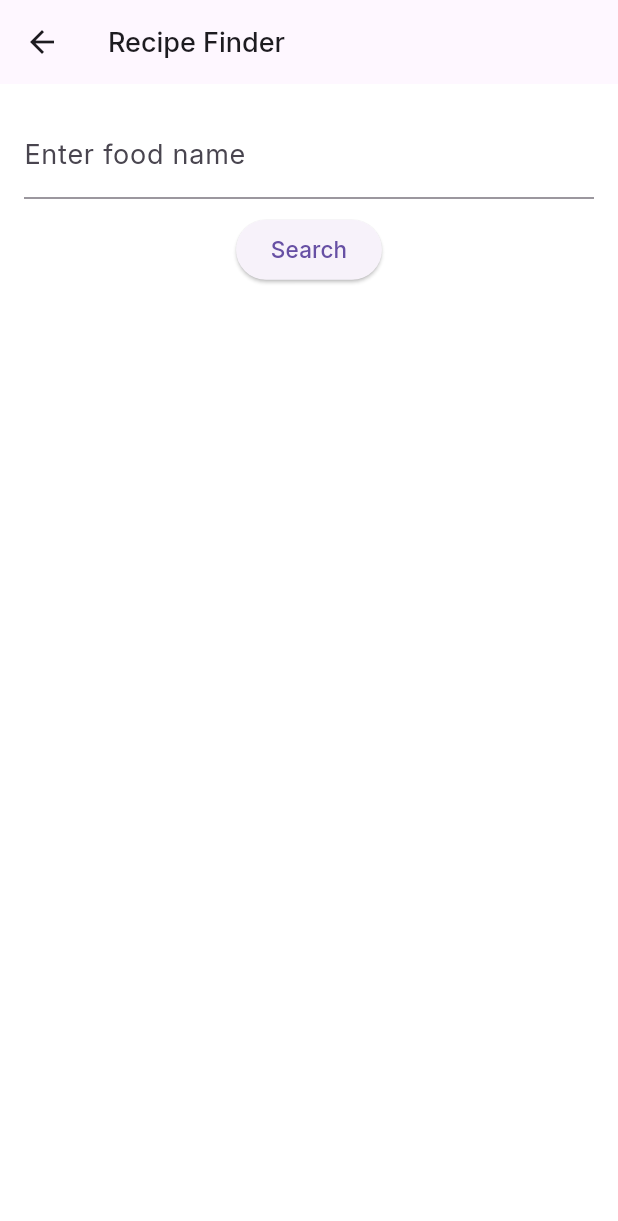
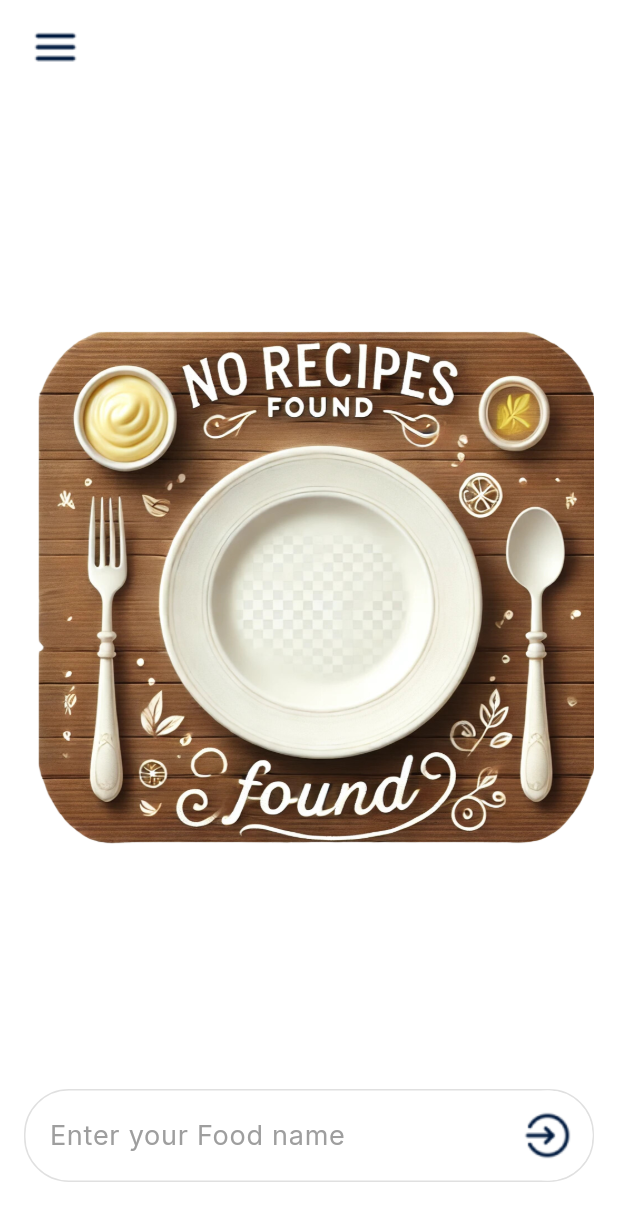
Before and after one commit to Mohamedihab29592/meal-recommendation-B1, a Flutter app: the HomePage screen opened directly, after a tap on an icon or button, on a phone screen of 412 x 824 dp. Shown: the top 1221 px of the screen. Run offline on Flutter 3.47's test engine with Material 3 defaults, Android fonts, the phone set to English and light mode, and no system bars; our stand-ins replace awesome_dialog, badges, bloc, cloud_firestore, dartz, device_preview and 18 more; missing offline and left inert: fading_edge_scrollview, pexels_client; accounts and stored records are empty; network calls fail; project files that could hold a hidden picture were left out.

Commit message:
+ Improved Gemini UI Design + no food image place holder + created searchBar Gemini

```diff
--- a/lib/core/components/Custome_Appbar.dart
+++ b/lib/core/components/Custome_Appbar.dart
@@ -1,20 +1,20 @@
 import 'package:flutter/material.dart';
 import 'package:flutter_svg/flutter_svg.dart';
+import 'package:meal_recommendation_b1/core/utiles/assets.dart';
 
 class CustomAppbar extends StatelessWidget {
 
   final String? leftImage;
-  final String? rightImage;
   final VoidCallback ontapleft;
   final VoidCallback ontapright;
   final double? leftPadding ;
   final double? rightPadding ;
+  final Widget? rightChild;
   const CustomAppbar(
       {super.key,
-      this.rightImage,
       this.leftImage,
       required this.ontapleft,
-      required this.ontapright, this.leftPadding, this.rightPadding});
+      required this.ontapright, this.leftPadding, this.rightPadding, this.rightChild});
 
 
   @override
@@ -33,8 +33,8 @@ class CustomAppbar extends StatelessWidget {
             child: Container(
               margin:  EdgeInsets.only(right: rightPadding ?? 6),
               alignment: Alignment.topRight,
-              child: SvgPicture.asset(
-                "assets/images/gemini.svg",
+              child: rightChild ?? SvgPicture.asset(
+                Assets.geminiSVG,
                 width: 50.0,
                 height: 40.0,
               ),
--- a/lib/core/utiles/assets.dart
+++ b/lib/core/utiles/assets.dart
@@ -39,5 +39,7 @@ class Assets {
   static const String settingsWhite = 'assets/images/settings_white.svg';
   static const String icSearch = 'assets/images/Search.png';
   static const String gemini = 'assets/images/gemini.png';
+  static const String geminiSVG = 'assets/images/gemini.svg';
+  static const String noFoodFound = 'assets/images/no_food.png';
 
 }
--- a/lib/features/gemini_integrate/data/Recipe.dart
+++ b/lib/features/gemini_integrate/data/Recipe.dart
@@ -1,57 +1,66 @@
 class Recipe {
   final String name;
-  final String description;
-  final String imageUrl;
+  final String summary;
+  final String typeOfMeal;
+  final String time; // Preparation time
+  final String imageUrl; // Main image for the dish
   final List<Ingredient> ingredients;
-  final List<String> instructions;
   final Nutrition nutrition;
+  final Directions directions;
 
   Recipe({
     required this.name,
-    required this.description,
+    required this.summary,
+    required this.typeOfMeal,
+    required this.time,
     required this.imageUrl,
     required this.ingredients,
-    required this.instructions,
     required this.nutrition,
+    required this.directions,
   });
 
-  // Define a factory constructor to parse JSON data
+  // Factory constructor to parse JSON data
   factory Recipe.fromJson(Map<String, dynamic> json) {
     return Recipe(
       name: json['name'] ?? 'Unnamed Recipe',
-      description: json['description'] ?? 'No description available',
-      imageUrl: json['imageUrl'] ?? '', // Fallback if image URL is missing
+      summary: json['summary'] ?? 'No summary available',
+      typeOfMeal: json['typeOfMeal'] ?? 'Unknown Meal Type',
+      time: json['time'] ?? 'N/A',
+      imageUrl: json['imageUrl'] ?? '',
       ingredients: (json['ingredients'] as List<dynamic>?)
           ?.map((ingredientJson) => Ingredient.fromJson(ingredientJson))
           .toList() ??
-          [], // Provide an empty list if ingredients are missing
-      instructions: List<String>.from(json['instructions'] ?? []), // Fallback to an empty list if instructions are missing
+          [],
       nutrition: json['nutrition'] != null
           ? Nutrition.fromJson(json['nutrition'])
-          : Nutrition.defaultValues(), // Provide default values if nutrition data is missing
+          : Nutrition.defaultValues(),
+      directions: json['directions'] != null
+          ? Directions.fromJson(json['directions'])
+          : Directions.defaultValues(),
     );
   }
 }
 
 class Ingredient {
   final String name;
-  final String imageUrl;
   final String quantity;
   final String unit;
+  final String imageUrl;
 
   Ingredient({
     required this.name,
-    required this.imageUrl,
     required this.quantity,
     required this.unit,
+    required this.imageUrl,
   });
 
+  // Factory constructor to parse JSON data
   factory Ingredient.fromJson(Map<String, dynamic> json) {
     return Ingredient(
       name: json['name'] ?? 'Unknown Ingredient',
+      quantity: json['quantity'] ?? 'N/A',
+      unit: json['unit'] ?? 'N/A',
       imageUrl: json['imageUrl'] ?? '', // Fallback if image URL is missing
-      quantity: json['quantity'] ?? 'N/A', // Fallback if quantity is missing
-      unit: json['unit'] ?? 'N/A', // Fallback if unit is missing
     );
   }
 }
@@ -61,30 +70,35 @@ class Nutrition {
   final double protein;
   final double carbs;
   final double fat;
+  final List<String> vitamins;
 
   Nutrition({
     required this.calories,
     required this.protein,
     required this.carbs,
     required this.fat,
+    required this.vitamins,
   });
 
+  // Factory constructor to parse JSON data
   factory Nutrition.fromJson(Map<String, dynamic> json) {
     return Nutrition(
       calories: _parseInt(json['calories']),
       protein: _parseDouble(json['protein']),
       carbs: _parseDouble(json['carbs']),
       fat: _parseDouble(json['fat']),
+      vitamins: List<String>.from(json['vitamins'] ?? []),
     );
   }
 
-  // Provide a default Nutrition object if data is missing
+  // Provide default values if data is missing
   factory Nutrition.defaultValues() {
     return Nutrition(
       calories: 0,
       protein: 0.0,
       carbs: 0.0,
       fat: 0.0,
+      vitamins: [],
     );
   }
 
@@ -102,3 +116,33 @@ class Nutrition {
     return 0.0; // Default to 0.0 if unable to parse
   }
 }
+
+class Directions {
+  final String firstStep;
+  final String secondStep;
+  final List<String> additionalSteps;
+
+  Directions({
+    required this.firstStep,
+    required this.secondStep,
+    required this.additionalSteps,
+  });
+
+  // Factory constructor to parse JSON data
+  factory Directions.fromJson(Map<String, dynamic> json) {
+    return Directions(
+      firstStep: json['firstStep'] ?? 'No first step provided',
+      secondStep: json['secondStep'] ?? 'No second step provided',
+      additionalSteps: List<String>.from(json['additionalSteps'] ?? []),
+    );
+  }
+
+  // Provide default values if data is missing
+  factory Directions.defaultValues() {
+    return Directions(
+      firstStep: 'N/A',
+      secondStep: 'N/A',
+      additionalSteps: [],
+    );
+  }
+}
--- /dev/null
+++ b/lib/features/gemini_integrate/persentation/widgets/CustomSearchBar.dart
@@ -0,0 +1,55 @@
+import 'package:flutter/cupertino.dart';
+import 'package:flutter/material.dart';
+import 'package:meal_recommendation_b1/core/utiles/assets.dart';
+
+class CustomSearchBar extends StatelessWidget {
+  final TextEditingController controller;
+  final Function(String) onSearch;
+
+  const CustomSearchBar({
+    super.key,
+    required this.controller,
+    required this.onSearch,
+  });
+
+  @override
+  Widget build(BuildContext context) {
+    return Container(
+      decoration: BoxDecoration(
+        borderRadius: BorderRadius.circular(30),
+        border: Border.all(color: Colors.grey[300]!),
+      ),
+      child: Row(
+        children: [
+          // Input Field
+          Expanded(
+            child: TextField(
+              controller: controller,
+              decoration: InputDecoration(
+                hintText: 'Enter your Food name',
+                hintStyle: TextStyle(color: Colors.grey[500]),
+                border: InputBorder.none,
+                contentPadding: const EdgeInsets.symmetric(horizontal: 16),
+              ),
+            ),
+          ),
+          // Search Button
+          InkWell(
+            onTap: () => {
+              onSearch(controller.text),
+              controller.clear()
+            },
+            child: Container(
+              padding: const EdgeInsets.all(12),
+              decoration: const BoxDecoration(
+                color: Colors.white,
+                shape: BoxShape.circle,
+              ),
+              child: Image.asset(Assets.icSend),
+            ),
+          ),
+        ],
+      ),
+    );
+  }
+}
--- a/lib/features/gemini_integrate/persentation/widgets/RecipeSearchScreen.dart
+++ b/lib/features/gemini_integrate/persentation/widgets/RecipeSearchScreen.dart
@@ -1,9 +1,14 @@
 import 'package:flutter/material.dart';
 import 'package:flutter_bloc/flutter_bloc.dart';
+import 'package:meal_recommendation_b1/core/utiles/extentions.dart';
 
+import '../../../../core/components/Custome_Appbar.dart';
+import '../../../../core/routes/app_routes.dart';
+import '../../../../core/utiles/assets.dart';
 import '../bloc/RecipeBloc.dart';
 import '../bloc/RecipeEvent.dart';
 import '../bloc/RecipeState.dart';
+import 'CustomSearchBar.dart';
 import 'RecipeCard.dart';
 
 class RecipeSearchScreen extends StatelessWidget {
@@ -13,48 +18,58 @@ class RecipeSearchScreen extends StatelessWidget {
 
   @override
   Widget build(BuildContext context) {
-    return Scaffold(
-      appBar: AppBar(title: const Text('Recipe Finder')),
+    return SafeArea(
+      child: Scaffold(
         body: Padding(
           padding: const EdgeInsets.all(16.0),
           child: Column(
             children: [
-            TextField(
-              controller: _controller,
-              decoration: const InputDecoration(labelText: 'Enter food name'),
+              CustomAppbar(
+                ontapleft: () {},
+                ontapright: () {
+                  context.pushNamed(AppRoutes.geminiRecipe);
+                },
+                rightChild: const SizedBox(),
+                leftImage: Assets.icProfileMenu,
               ),
-            const SizedBox(height: 10),
-            ElevatedButton(
-              onPressed: () {
-                if (_controller.text.isNotEmpty) {
-                  context.read<RecipeBloc>().add(FetchRecipesEvent(_controller.text));
-                }
-              },
-              child: const Text('Search'),
-            ),
-            const SizedBox(height: 10),
-            BlocBuilder<RecipeBloc, RecipeState>(
+              const SizedBox(height: 20),
+              Expanded(
+                child: BlocBuilder<RecipeBloc, RecipeState>(
                   builder: (context, state) {
                     if (state is RecipeLoading) {
                       return const Center(child: CircularProgressIndicator());
                     } else if (state is RecipeLoaded) {
-                  print(state.recipes.length);
-                  return Expanded(
-                    child: ListView.builder(
+                      return ListView.builder(
                         itemCount: state.recipes.length,
+                        padding: const EdgeInsets.only(bottom: 16),
                         itemBuilder: (context, index) {
                           final recipe = state.recipes[index];
                           return RecipeCard(recipe: recipe);
                         },
+                      );
+                    } else if (state is RecipeError) {
+                      return Center(
+                        child: Text(
+                          state.message,
+                          style: const TextStyle(color: Colors.red),
                         ),
                       );
-                } else if (state is RecipeError) {
-                  return Center(child: Text(state.message));
                     }
-                return Container();
+                    return Image.asset(Assets.noFoodFound);
                   },
                 ),
+              ),
+              CustomSearchBar(
+                controller: _controller,
+                onSearch: (query) {
+                  if (query.isNotEmpty) {
+                    context.read<RecipeBloc>().add(FetchRecipesEvent(query));
+                  }
+                },
+              ),
+              const SizedBox(height: 20),
             ],
+          ),
         ),
       ),
     );
--- a/lib/features/home/persentation/Screens/AddRecipes.dart
+++ b/lib/features/home/persentation/Screens/AddRecipes.dart
@@ -54,7 +54,7 @@ class AddRecipes extends StatelessWidget {
           child: ListView(
             children: [
               //appbar
-              CustomAppbar(leftImage: Assets.icBack,rightImage: Assets.gemini,ontapleft: (){Navigator.of(context).pop();},ontapright: (){Navigator.of(context).pushNamed(AppRoutes.geminiRecipe);},),
+              CustomAppbar(leftImage: Assets.icBack,ontapleft: (){Navigator.of(context).pop();},ontapright: (){Navigator.of(context).pushNamed(AppRoutes.geminiRecipe);},),
             const SizedBox(height: 35,),
               //upload image
               BlocConsumer<ImageCubit, ImagesState>(
--- a/lib/features/home/persentation/Screens/Details/DetailsPage.dart
+++ b/lib/features/home/persentation/Screens/Details/DetailsPage.dart
@@ -57,7 +57,7 @@ class _DetailsPageState extends State<DetailsPage> with SingleTickerProviderStat
                         print(docId);
                       },
                       leftImage: Assets.icBack,
-                      rightImage: Assets.icFavorite,
+
                     ),
 
                     // Image
--- a/lib/features/home/persentation/Screens/see_all_page.dart
+++ b/lib/features/home/persentation/Screens/see_all_page.dart
@@ -40,7 +40,6 @@ class SeeAllScreen extends StatelessWidget {
                       },
                       ontapright: () {},
                       leftImage: Assets.icProfileMenu,
-                      rightImage: Assets.icNotification,
                     ),
                     // Trending Recipes Section
                     Text(
```
Also changed, not shown: lib/core/services/GeminiApiService.dart (+14 -7 lines), lib/features/gemini_integrate/data/RecipeRepository.dart (+44 -18 lines), lib/features/gemini_integrate/persentation/bloc/RecipeBloc.dart (+13 -4 lines), lib/features/gemini_integrate/persentation/widgets/RecipeCard.dart (+118 -73 lines), assets/images/no_food.png (added), lib/features/gemini_integrate/data/data_source.dart (deleted). Lines whose indentation alone changed are shown as unchanged.
